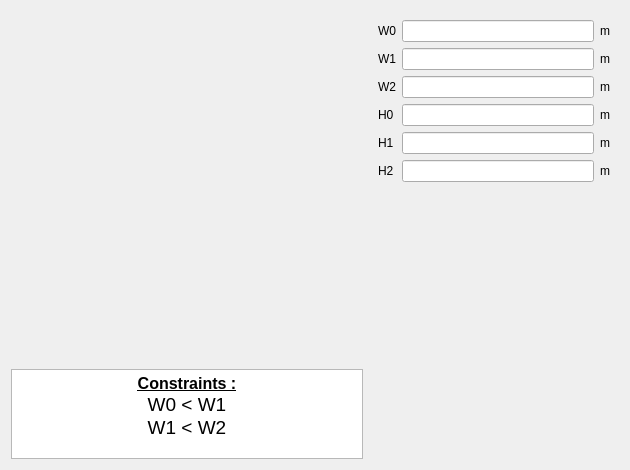
Before: the Qt Designer form pyleecan/GUI/Dialog/DMachineSetup/SWSlot/PWSlot29/PWSlot29.ui in Eomys/pyleecan, drawn with Qt 5.
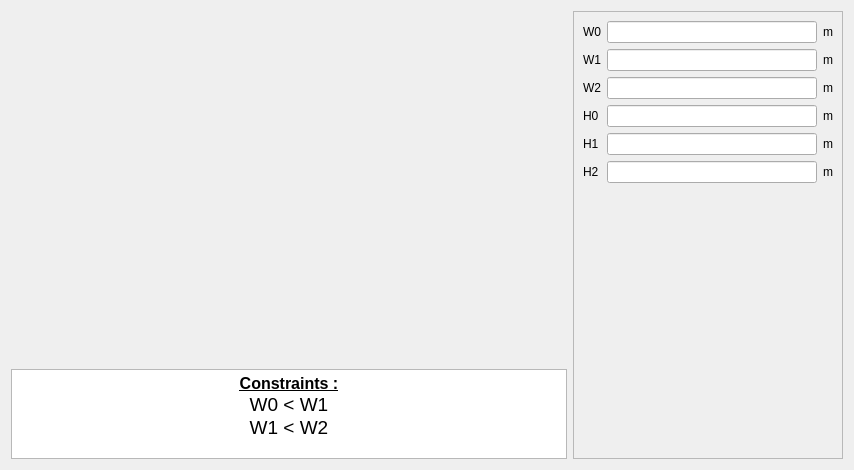
After: the same form once the commit is applied. Icons and pictures are not drawn. Custom widgets are drawn as their Qt base class.

Commit message: [CO] Scroll widget for right column

```diff
--- a/pyleecan/GUI/Dialog/DMachineSetup/SWSlot/PWSlot29/PWSlot29.ui
+++ b/pyleecan/GUI/Dialog/DMachineSetup/SWSlot/PWSlot29/PWSlot29.ui
@@ -6,7 +6,7 @@
    <rect>
     <x>0</x>
     <y>0</y>
-    <width>630</width>
+    <width>854</width>
     <height>470</height>
    </rect>
   </property>
@@ -87,18 +87,30 @@
     </layout>
    </item>
    <item>
-    <widget class="QWidget" name="widget" native="true">
+    <widget class="QScrollArea" name="scrollArea">
      <property name="minimumSize">
       <size>
-       <width>250</width>
+       <width>270</width>
        <height>0</height>
       </size>
      </property>
      <property name="maximumSize">
       <size>
-       <width>250</width>
+       <width>270</width>
        <height>16777215</height>
       </size>
+     </property>
+     <property name="widgetResizable">
+      <bool>true</bool>
+     </property>
+     <widget class="QWidget" name="scrollAreaWidgetContents">
+      <property name="geometry">
+       <rect>
+        <x>0</x>
+        <y>0</y>
+        <width>268</width>
+        <height>446</height>
+       </rect>
      </property>
      <layout class="QVBoxLayout" name="verticalLayout">
       <item>
@@ -224,6 +236,7 @@
        <widget class="WWSlotOut" name="w_out" native="true"/>
       </item>
      </layout>
+     </widget>
     </widget>
    </item>
   </layout>
```
Lines whose indentation alone changed are shown as unchanged. The commit also changes 84 other files.
